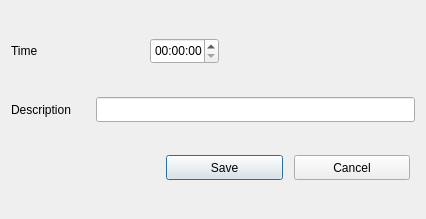
First picture: the form in project 1/singleevent.ui, repository jczmut/EGUI, before the edit.
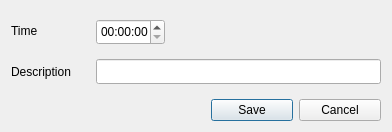
Second picture: the form after the edit.

```diff
--- a/project 1/singleevent.ui
+++ b/project 1/singleevent.ui
@@ -6,8 +6,8 @@
    <rect>
     <x>0</x>
     <y>0</y>
-    <width>426</width>
-    <height>219</height>
+    <width>392</width>
+    <height>132</height>
    </rect>
   </property>
   <property name="minimumSize">
@@ -19,16 +19,10 @@
   <property name="windowTitle">
    <string>Dialog</string>
   </property>
-  <layout class="QVBoxLayout" name="verticalLayout">
-   <item>
-    <layout class="QHBoxLayout" name="horizontalLayout_2" stretch="1,1">
-     <property name="spacing">
-      <number>0</number>
-     </property>
-     <property name="rightMargin">
-      <number>196</number>
-     </property>
-     <item alignment="Qt::AlignLeft|Qt::AlignVCenter">
+  <layout class="QGridLayout" name="gridLayout">
+   <item row="0" column="0">
+    <layout class="QFormLayout" name="formLayout">
+     <item row="0" column="0">
       <widget class="QLabel" name="timeEdit_label">
        <property name="maximumSize">
         <size>
@@ -41,7 +35,7 @@
        </property>
       </widget>
      </item>
-     <item>
+     <item row="0" column="1">
       <widget class="QTimeEdit" name="timeEdit">
        <property name="maximumSize">
         <size>
@@ -51,11 +45,7 @@
        </property>
       </widget>
      </item>
-    </layout>
-   </item>
-   <item>
-    <layout class="QHBoxLayout" name="horizontalLayout">
-     <item alignment="Qt::AlignLeft|Qt::AlignVCenter">
+     <item row="1" column="0">
       <widget class="QLabel" name="lineEdit_label">
        <property name="minimumSize">
         <size>
@@ -74,8 +64,8 @@
        </property>
       </widget>
      </item>
-     <item>
-      <widget class="QLineEdit" name="lineEdit">
+     <item row="1" column="1">
+      <widget class="QLineEdit" name="descriptionEdit">
        <property name="sizePolicy">
         <sizepolicy hsizetype="Expanding" vsizetype="Expanding">
          <horstretch>0</horstretch>
@@ -90,7 +80,7 @@
        </property>
        <property name="maximumSize">
         <size>
-         <width>600</width>
+         <width>1000</width>
          <height>25</height>
         </size>
        </property>
@@ -101,10 +91,10 @@
      </item>
     </layout>
    </item>
-   <item>
-    <layout class="QHBoxLayout" name="horizontalLayout_3">
+   <item row="1" column="0">
+    <layout class="QHBoxLayout" name="horizontalLayout">
      <property name="leftMargin">
-      <number>150</number>
+      <number>200</number>
      </property>
      <item>
       <widget class="QPushButton" name="saveButton">
```
